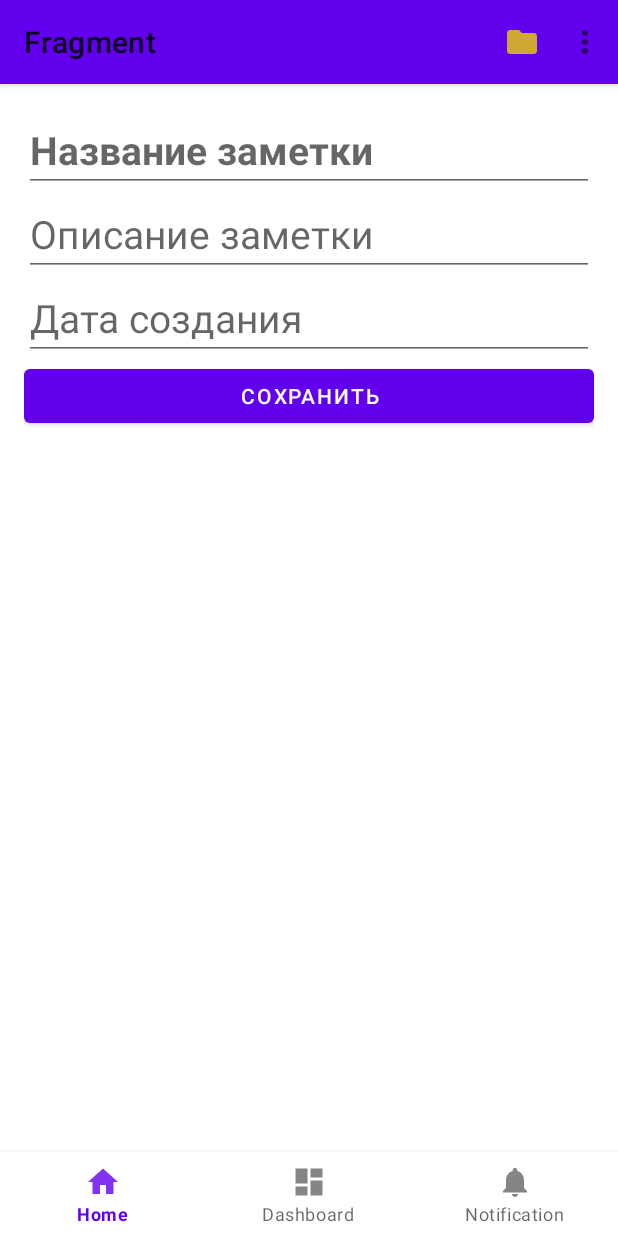
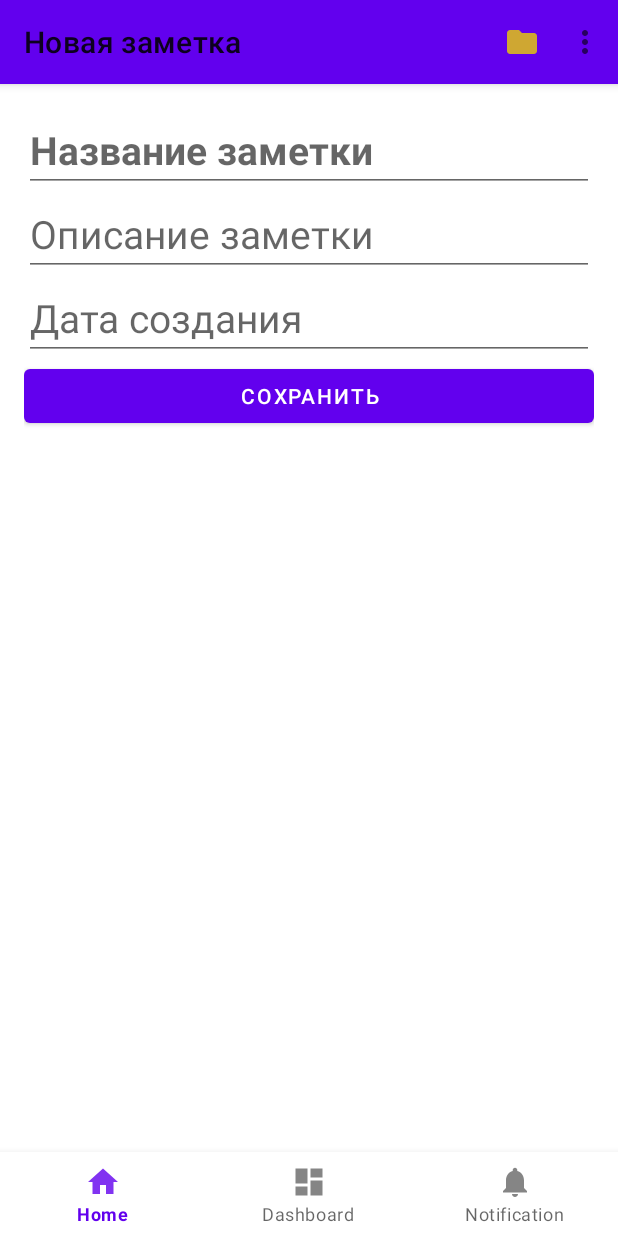
Before and after one commit to Tati1909/Fragment, an Android app: the screen it shows after launch (MainActivity), after a tap on "НОВАЯ ЗАМЕТКА", on a phone screen of 412 x 824 dp. Run offline under Robolectric (Android 15) with nearby library versions, the phone set to English and light mode, and no system bars.

```diff
--- a/app/src/main/java/com/example/fragment/EditNoteFragment.java
+++ b/app/src/main/java/com/example/fragment/EditNoteFragment.java
@@ -8,30 +8,26 @@ import android.view.ViewGroup;
 import android.widget.Button;
 import android.widget.EditText;
 
+import androidx.annotation.Nullable;
 import androidx.fragment.app.Fragment;
 
 public class EditNoteFragment extends Fragment {
     //создаем ключ для передачи данных во фрагмент(используем Parcelable)
-    public static final String DOSSIER_ARGS_KEY = "DOSSIER_ARGS_KEY";
+    public static final String NOTE_EXTRA_KEY = "NOTE_EXTRA_KEY";
 
-    private NotesEntity dossier = null;
+    @Nullable
+    private NotesEntity note = null;
+
     private EditText titleN;
     private EditText descriptionN;
-    private EditText dateN;
     private Button saveButton;
 
-    //конструктор должен быть без аргуметов, т к программа упадет после поворота экрана
-    public EditNoteFragment() {
-
-    }
-
-    //статический метод, который возвращает NotesFragment
+    //статический метод, который возвращает EditNotesFragment
     //при его помощи мы будем передавать(ложить) данные во фрагмент
-    public static EditNoteFragment newInstance(NotesEntity notesEntity) {
+    public static EditNoteFragment newInstance(@Nullable NotesEntity note) {
         EditNoteFragment editNoteFragment = new EditNoteFragment();
         Bundle args = new Bundle();
-
-        args.putParcelable(DOSSIER_ARGS_KEY, notesEntity);
+        args.putParcelable(NOTE_EXTRA_KEY, note);
         //передаем аргументы во фрагмент
         editNoteFragment.setArguments(args);
         return editNoteFragment;
@@ -47,7 +43,7 @@ public class EditNoteFragment extends Fragment {
         }
         //не забываем проверять на null
         if (getArguments() != null) {
-            dossier = getArguments().getParcelable(DOSSIER_ARGS_KEY);
+            note = getArguments().getParcelable(NOTE_EXTRA_KEY);
         }
     }
 
@@ -59,7 +55,6 @@ public class EditNoteFragment extends Fragment {
         //инициализация вьюшек EditText для передачи во фрагмент при нажатии на кнопку
         titleN = view.findViewById(R.id.note_title);
         descriptionN = view.findViewById(R.id.note_description);
-        dateN = view.findViewById(R.id.date_of_creation);
         saveButton = view.findViewById(R.id.save_button);
 
         return view;
@@ -68,23 +63,32 @@ public class EditNoteFragment extends Fragment {
     //вызывается, когда вьюшки уже были созданы
     @Override
     public void onViewCreated(View view, Bundle savedInstanceState) {
+        note = getArguments().getParcelable(NOTE_EXTRA_KEY);
+        getActivity().setTitle(note == null ? R.string.create_note_title : R.string.edit_note_title);
+
+        fillNote(note);
 
         saveButton.setOnClickListener(v -> {
             getContract().saveNote(gatherNote());
         });
-
-        /* //передаем данные заметок во фрагмент
-        titleN.setText(dossier.title);
-        descriptionN.setText(dossier.description);
-        dateN.setText(dossier.date);  */
     }
 
+    private void fillNote(NotesEntity note) {
+        if (note == null) return;
+        //передаем данные заметок во фрагмент
+        titleN.setText(note.title);
+        descriptionN.setText(note.description);
+
+    }
+
+    //когда мы редактируем старую заметку
+    //то оставляем id и старую дату создания заметки
     private NotesEntity gatherNote() {
-
         return new NotesEntity(
+                note == null ? NotesEntity.generateNewId() : note.id,
                 titleN.getText().toString(),
                 descriptionN.getText().toString(),
-                NotesEntity.getCurrentDate()
+                note == null ? NotesEntity.getCurrentDate() : note.creationDate
         );
     }
 
--- a/app/src/main/java/com/example/fragment/MainActivity.java
+++ b/app/src/main/java/com/example/fragment/MainActivity.java
@@ -7,6 +7,7 @@ import android.view.MenuItem;
 import android.widget.Toast;
 
 import androidx.annotation.NonNull;
+import androidx.annotation.Nullable;
 import androidx.appcompat.app.AppCompatActivity;
 import androidx.appcompat.widget.Toolbar;
 
@@ -33,10 +34,15 @@ public class MainActivity extends AppCompatActivity implements EditNoteFragment.
     }
 
     private void showEditNoteFragment() {
+        showEditNoteFragment(null);
+    }
+
+    //Nullable может быть нулем
+    private void showEditNoteFragment(@Nullable NotesEntity note) {
         getSupportFragmentManager().
                 beginTransaction().
                 addToBackStack(null).
-                replace(R.id.container, new EditNoteFragment()).
+                add(R.id.container, EditNoteFragment.newInstance(note)).
                 commit();
     }
 
@@ -105,4 +111,12 @@ public class MainActivity extends AppCompatActivity implements EditNoteFragment.
                 commit();
 */
     }
+
+    //метод интерфейса
+    // когда мы нажимаем на заметку в списке, то можем ее отредактировать
+    @Override
+    public void editNote(NotesEntity note) {
+        showEditNoteFragment(note);
+
+    }
 }
--- a/app/src/main/java/com/example/fragment/NotesListFragment.java
+++ b/app/src/main/java/com/example/fragment/NotesListFragment.java
@@ -8,6 +8,7 @@ import android.view.ViewGroup;
 import android.widget.Button;
 import android.widget.LinearLayout;
 
+import androidx.annotation.Nullable;
 import androidx.fragment.app.Fragment;
 
 import java.util.ArrayList;
@@ -16,26 +17,8 @@ import java.util.List;
 public class NotesListFragment extends Fragment {
     private final ArrayList<NotesEntity> noteList = new ArrayList<>();
     private Button buttonCreateNote;
-    /*
-        private final NotesEntity dossier1 = new NotesEntity("юбилей", "мама", "15.03");
-        private final NotesEntity dossier2 = new NotesEntity("ДР", "пап", "17.04");
-        private final NotesEntity dossier3 = new NotesEntity("годовщина", "брат", "21.03");
-        private final NotesEntity dossier4 = new NotesEntity("юбилей", "доча", "6.08");
-        private final NotesEntity dossier5 = new NotesEntity("ДР", "мурзик", "2.08");
-    */
+
     private LinearLayout listLinearLayout;
-
-   /* private void addNotesToList(NotesEntity notesEntity) {
-        Button button = new Button(getContext());
-        button.setText(notesEntity.toString());
-        button.setOnClickListener(v -> {
-            //при нажатии на кнопку контроллер должен открыть кнопку
-            //и передать в кнопку досье
-            ((Contract) getActivity()).createNewNote(notesEntity);
-        });
-
-        listLinearLayout.addView(button);
-    }); */
 
     @Override
     public void onAttach(Context context) {
@@ -65,17 +48,44 @@ public class NotesListFragment extends Fragment {
         });
     }
 
-    public void addNote(NotesEntity note) {
-        //добавляем в массив заметок новую заметку
-        noteList.add(note);
+    public void addNote(NotesEntity newNote) {
+        //при редактировании заметки проверяем новая это заметка или старая
+        NotesEntity sameNote = findNoteWithId(newNote.id);
+        //если такая заметка есть, то удаляем ее
+        if (sameNote != null) {
+            noteList.remove(sameNote);
+        }
+
+        // и добавляем новую заметку
+        noteList.add(newNote);
         renderList(noteList);
     }
 
+    //если находим совпадающие id, то возвращаем их в заметку
+    @Nullable
+    private NotesEntity findNoteWithId(String id) {
+        for (NotesEntity note : noteList) {
+            if (note.id.equals(id)) {
+                return note;
+            }
+        }
+        return null;
+    }
+
+    //при добавлении новой заметки
+    //добавляется кнопка с названием заметки в список
     private void renderList(List<NotesEntity> notes) {
         listLinearLayout.removeAllViews();
         for (NotesEntity note : notes) {
             Button button = new Button(getContext());
             button.setText(note.title);
+
+            //когда нажимаем заметку в списке
+            // она будет открываться
+            button.setOnClickListener(v -> {
+                getContract().editNote(note);
+            });
+
             listLinearLayout.addView(button);
         }
     }
@@ -85,9 +95,12 @@ public class NotesListFragment extends Fragment {
     }
 
     //с пом. этого интерфейса
-    //контракт создаст новую заметку
+    //можно создать новую заметку и отредактировать старые
     // (фрагмент ничего не должен знать об активити и других фрагментах)
     interface Contract {
         void createNewNote();
+
+        //когда мы нажимаем на заметку в списке, то можем ее отредактировать
+        void editNote(NotesEntity note);
     }
 }
--- a/app/src/main/res/values/strings.xml
+++ b/app/src/main/res/values/strings.xml
@@ -12,4 +12,8 @@
     <string name="dashboard">Dashboard</string>
     <string name="notification">Notification</string>
     <string name="new_note">Новая заметка</string>
+    <string name="create_note_title">Новая заметка</string>
+    <string name="edit_note_title">Редактирование</string>
+
+
 </resources>
```
Also changed, not shown: app/src/main/java/com/example/fragment/NotesEntity.java (+16 -8 lines).
